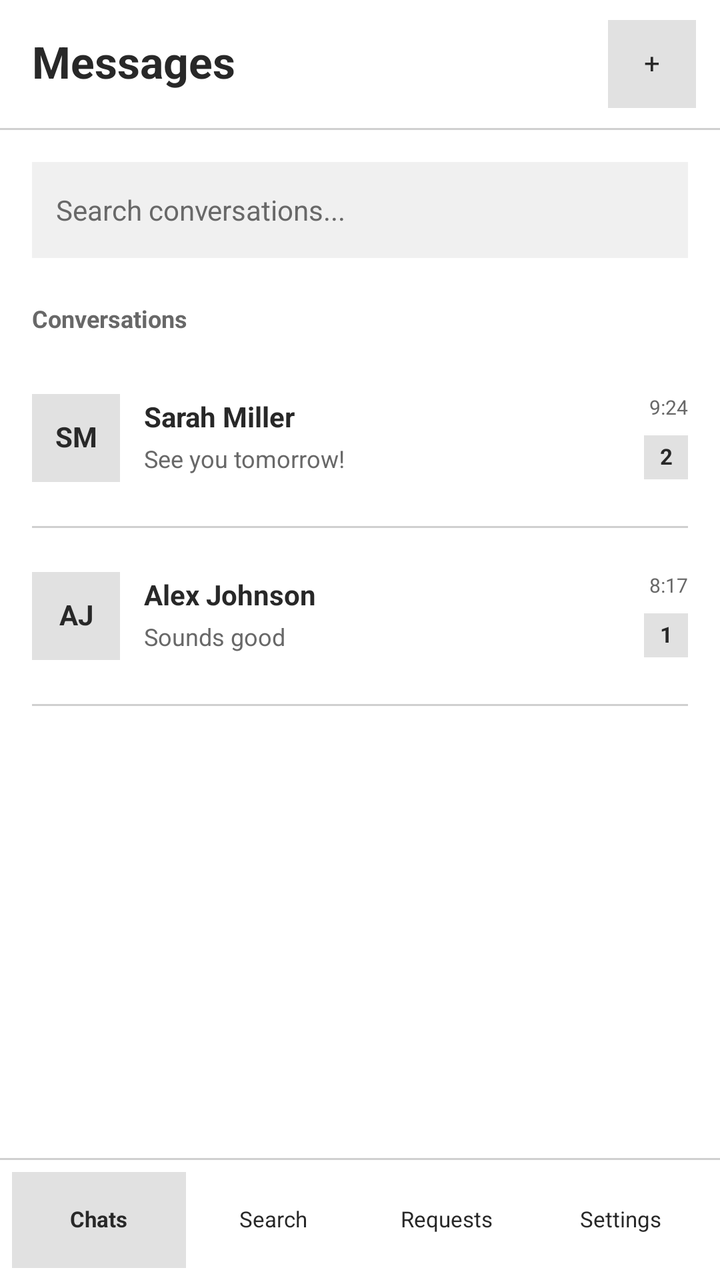
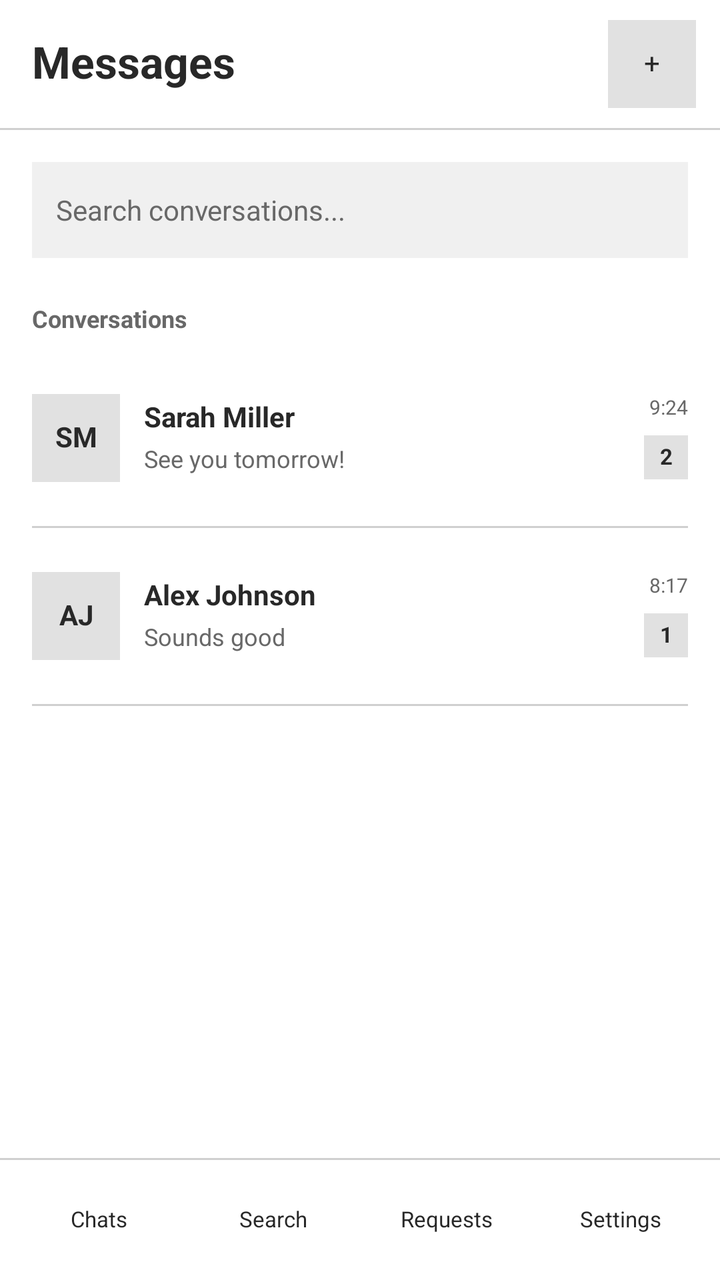

Compare the two renders of this Android layout. The source of the first and the diff that turns it into the second are given below.
<!-- AndroidManifest.xml: application theme Theme.OffGrid -->
<!-- res/layout/screen_contact_list.xml -->
<?xml version="1.0" encoding="utf-8"?>
<LinearLayout
    xmlns:android="http://schemas.android.com/apk/res/android"
    xmlns:tools="http://schemas.android.com/tools"
    android:layout_width="match_parent"
    android:layout_height="match_parent"
    android:id="@+id/contacts_screen"
    android:orientation="vertical"
    android:background="#FFFFFF"
    android:layoutDirection="ltr"
    tools:layout_width="360dp"
    tools:layout_height="720dp"
    tools:ignore="HardcodedText">
    <LinearLayout
        android:layout_width="match_parent"
        android:layout_height="64dp"
        android:orientation="horizontal"
        android:gravity="center_vertical"
        android:paddingStart="16dp"
        android:paddingEnd="12dp">
        <TextView
            android:layout_width="0dp"
            android:layout_height="wrap_content"
            android:text="Messages"
            android:textSize="22sp"
            android:textColor="#282828"
            android:fontFamily="sans-serif"
            android:textStyle="bold"
            android:includeFontPadding="false"
            android:layout_weight="1" />
        <android.widget.Button
            android:layout_width="44dp"
            android:layout_height="44dp"
            android:id="@+id/contacts_new_message"
            android:text="+"
            android:textSize="14sp"
            android:textColor="#282828"
            android:background="#E1E1E1"
            android:backgroundTint="#E1E1E1"
            android:fontFamily="sans-serif"
            android:textAllCaps="false"
            android:textStyle="normal"
            android:gravity="center"
            android:minWidth="0dp"
            android:minHeight="0dp"
            android:padding="8dp"
            android:elevation="0dp"
            android:stateListAnimator="@null"
            android:includeFontPadding="false"
            android:clickable="false"
            android:focusable="false"
            android:contentDescription="New message" />
    </LinearLayout>
    <View
        android:layout_width="match_parent"
        android:layout_height="1dp"
        android:background="#D0D0D0" />
    <ScrollView
        android:layout_width="match_parent"
        android:layout_height="0dp"
        android:layout_weight="1"
        android:fillViewport="true"
        android:scrollbars="none">
        <LinearLayout
            android:layout_width="match_parent"
            android:layout_height="wrap_content"
            android:id="@+id/contacts_content"
            android:orientation="vertical"
            android:padding="16dp">
            <android.widget.EditText
                android:layout_width="match_parent"
                android:layout_height="48dp"
                android:id="@+id/contacts_search"
                android:hint="Search conversations..."
                android:inputType="textFilter"
                android:textSize="14sp"
                android:textColor="#282828"
                android:textColorHint="#686868"
                android:background="#F0F0F0"
                android:backgroundTint="#F0F0F0"
                android:fontFamily="sans-serif"
                android:paddingStart="12dp"
                android:paddingEnd="12dp"
                android:paddingTop="8dp"
                android:paddingBottom="8dp"
                android:gravity="center_vertical"
                android:singleLine="true"
                android:minWidth="0dp"
                android:minHeight="0dp"
                android:focusable="false"
                android:focusableInTouchMode="false"
                android:clickable="false"
                android:longClickable="false"
                android:cursorVisible="false"
                android:importantForAutofill="no"
                android:saveEnabled="false"
                android:contentDescription="Search conversations" />
            <TextView
                android:layout_width="match_parent"
                android:layout_height="wrap_content"
                android:text="Conversations"
                android:textSize="12sp"
                android:textColor="#686868"
                android:fontFamily="sans-serif"
                android:textStyle="bold"
                android:includeFontPadding="false"
                android:layout_marginTop="24dp"
                android:layout_marginBottom="8dp" />
            <LinearLayout
                android:layout_width="match_parent"
                android:layout_height="88dp"
                android:id="@+id/contacts_sarah"
                android:orientation="horizontal"
                android:gravity="center_vertical">
                <TextView
                    android:layout_width="44dp"
                    android:layout_height="44dp"
                    android:text="SM"
                    android:textSize="14sp"
                    android:textColor="#282828"
                    android:fontFamily="sans-serif"
                    android:textStyle="bold"
                    android:includeFontPadding="false"
                    android:gravity="center"
                    android:background="#E1E1E1" />
                <LinearLayout
                    android:layout_width="0dp"
                    android:layout_height="wrap_content"
                    android:orientation="vertical"
                    android:layout_weight="1"
                    android:layout_marginStart="12dp">
                    <TextView
                        android:layout_width="match_parent"
                        android:layout_height="wrap_content"
                        android:text="Sarah Miller"
                        android:textSize="14sp"
                        android:textColor="#282828"
                        android:fontFamily="sans-serif"
                        android:textStyle="bold"
                        android:includeFontPadding="false"
                        android:maxLines="1"
                        android:ellipsize="end" />
                    <TextView
                        android:layout_width="match_parent"
                        android:layout_height="wrap_content"
                        android:text="See you tomorrow!"
                        android:textSize="12sp"
                        android:textColor="#686868"
                        android:fontFamily="sans-serif"
                        android:textStyle="normal"
                        android:includeFontPadding="false"
                        android:layout_marginTop="6dp"
                        android:maxLines="1"
                        android:ellipsize="end" />
                </LinearLayout>
                <LinearLayout
                    android:layout_width="36dp"
                    android:layout_height="wrap_content"
                    android:orientation="vertical"
                    android:gravity="end"
                    android:layout_marginStart="4dp">
                    <TextView
                        android:layout_width="wrap_content"
                        android:layout_height="wrap_content"
                        android:text="9:24"
                        android:textSize="10sp"
                        android:textColor="#686868"
                        android:fontFamily="sans-serif"
                        android:textStyle="normal"
                        android:includeFontPadding="false" />
                    <TextView
                        android:layout_width="22dp"
                        android:layout_height="22dp"
                        android:text="2"
                        android:textSize="11sp"
                        android:textColor="#282828"
                        android:fontFamily="sans-serif"
                        android:textStyle="bold"
                        android:includeFontPadding="false"
                        android:gravity="center"
                        android:background="#E1E1E1"
                        android:layout_marginTop="8dp" />
                </LinearLayout>
            </LinearLayout>
            <View
                android:layout_width="match_parent"
                android:layout_height="1dp"
                android:background="#D0D0D0" />
            <LinearLayout
                android:layout_width="match_parent"
                android:layout_height="88dp"
                android:id="@+id/contacts_alex"
                android:orientation="horizontal"
                android:gravity="center_vertical">
                <TextView
                    android:layout_width="44dp"
                    android:layout_height="44dp"
                    android:text="AJ"
                    android:textSize="14sp"
                    android:textColor="#282828"
                    android:fontFamily="sans-serif"
                    android:textStyle="bold"
                    android:includeFontPadding="false"
                    android:gravity="center"
                    android:background="#E1E1E1" />
                <LinearLayout
                    android:layout_width="0dp"
                    android:layout_height="wrap_content"
                    android:orientation="vertical"
                    android:layout_weight="1"
                    android:layout_marginStart="12dp">
                    <TextView
                        android:layout_width="match_parent"
                        android:layout_height="wrap_content"
                        android:text="Alex Johnson"
                        android:textSize="14sp"
                        android:textColor="#282828"
                        android:fontFamily="sans-serif"
                        android:textStyle="bold"
                        android:includeFontPadding="false"
                        android:maxLines="1"
                        android:ellipsize="end" />
                    <TextView
                        android:layout_width="match_parent"
                        android:layout_height="wrap_content"
                        android:text="Sounds good"
                        android:textSize="12sp"
                        android:textColor="#686868"
                        android:fontFamily="sans-serif"
                        android:textStyle="normal"
                        android:includeFontPadding="false"
                        android:layout_marginTop="6dp"
                        android:maxLines="1"
                        android:ellipsize="end" />
                </LinearLayout>
                <LinearLayout
                    android:layout_width="36dp"
                    android:layout_height="wrap_content"
                    android:orientation="vertical"
                    android:gravity="end"
                    android:layout_marginStart="4dp">
                    <TextView
                        android:layout_width="wrap_content"
                        android:layout_height="wrap_content"
                        android:text="8:17"
                        android:textSize="10sp"
                        android:textColor="#686868"
                        android:fontFamily="sans-serif"
                        android:textStyle="normal"
                        android:includeFontPadding="false" />
                    <TextView
                        android:layout_width="22dp"
                        android:layout_height="22dp"
                        android:text="1"
                        android:textSize="11sp"
                        android:textColor="#282828"
                        android:fontFamily="sans-serif"
                        android:textStyle="bold"
                        android:includeFontPadding="false"
                        android:gravity="center"
                        android:background="#E1E1E1"
                        android:layout_marginTop="8dp" />
                </LinearLayout>
            </LinearLayout>
            <View
                android:layout_width="match_parent"
                android:layout_height="1dp"
                android:background="#D0D0D0" />
        </LinearLayout>
    </ScrollView>
    <View
        android:layout_width="match_parent"
        android:layout_height="1dp"
        android:background="#D0D0D0" />
    <LinearLayout
        android:layout_width="match_parent"
        android:layout_height="60dp"
        android:orientation="horizontal"
        android:gravity="center_vertical"
        android:padding="6dp">
        <android.widget.Button
            android:layout_width="0dp"
            android:layout_height="48dp"
            android:id="@+id/contacts_tab_chats"
            android:text="Chats"
            android:textSize="11sp"
            android:textColor="#282828"
            android:background="#E1E1E1"
            android:backgroundTint="#E1E1E1"
            android:fontFamily="sans-serif"
            android:textAllCaps="false"
            android:textStyle="bold"
            android:gravity="center"
            android:minWidth="0dp"
            android:minHeight="0dp"
            android:padding="2dp"
            android:elevation="0dp"
            android:stateListAnimator="@null"
            android:includeFontPadding="false"
            android:clickable="false"
            android:focusable="false"
            android:layout_weight="1" />
        <android.widget.Button
            android:layout_width="0dp"
            android:layout_height="48dp"
            android:id="@+id/contacts_tab_search"
            android:text="Search"
            android:textSize="11sp"
            android:textColor="#282828"
            android:background="#FFFFFF"
            android:backgroundTint="#FFFFFF"
            android:fontFamily="sans-serif"
            android:textAllCaps="false"
            android:textStyle="normal"
            android:gravity="center"
            android:minWidth="0dp"
            android:minHeight="0dp"
            android:padding="2dp"
            android:elevation="0dp"
            android:stateListAnimator="@null"
            android:includeFontPadding="false"
            android:clickable="false"
            android:focusable="false"
            android:layout_weight="1" />
        <android.widget.Button
            android:layout_width="0dp"
            android:layout_height="48dp"
            android:id="@+id/contacts_tab_requests"
            android:text="Requests"
            android:textSize="11sp"
            android:textColor="#282828"
            android:background="#FFFFFF"
            android:backgroundTint="#FFFFFF"
            android:fontFamily="sans-serif"
            android:textAllCaps="false"
            android:textStyle="normal"
            android:gravity="center"
            android:minWidth="0dp"
            android:minHeight="0dp"
            android:padding="2dp"
            android:elevation="0dp"
            android:stateListAnimator="@null"
            android:includeFontPadding="false"
            android:clickable="false"
            android:focusable="false"
            android:layout_weight="1" />
        <android.widget.Button
            android:layout_width="0dp"
            android:layout_height="48dp"
            android:id="@+id/contacts_tab_settings"
            android:text="Settings"
            android:textSize="11sp"
            android:textColor="#282828"
            android:background="#FFFFFF"
            android:backgroundTint="#FFFFFF"
            android:fontFamily="sans-serif"
            android:textAllCaps="false"
            android:textStyle="normal"
            android:gravity="center"
            android:minWidth="0dp"
            android:minHeight="0dp"
            android:padding="2dp"
            android:elevation="0dp"
            android:stateListAnimator="@null"
            android:includeFontPadding="false"
            android:clickable="false"
            android:focusable="false"
            android:layout_weight="1" />
    </LinearLayout>
</LinearLayout>
<!-- resources referenced by this layout -->
<resources>
  <style name="Theme.OffGrid" parent="Base.Theme.OffGrid" />
  <style name="Base.Theme.OffGrid" parent="Theme.Material3.Light.NoActionBar">
          <item name="android:fontFamily">sans-serif</item>
          <item name="android:windowBackground">@color/offgrid_background</item>
          <item name="colorSurface">@color/offgrid_background</item>
          <item name="colorOnSurface">@color/offgrid_text</item>
          <item name="colorOnSurfaceVariant">@color/offgrid_text_secondary</item>
          <item name="colorPrimary">@color/offgrid_text</item>
          <item name="colorOnPrimary">@color/offgrid_background</item>
          <item name="android:colorAccent">@color/offgrid_text</item>
          <item name="android:windowLightStatusBar">true</item>
          <item name="android:windowLightNavigationBar">true</item>
      </style>
  <color name="offgrid_background">#FFFFFF</color>
  <color name="offgrid_text">#282828</color>
  <color name="offgrid_text_secondary">#686868</color>
</resources>

<!-- the commit's change to res/layout/screen_contact_list.xml (unified diff, before → after) -->
@@ -6,7 +6,7 @@
     android:layout_height="match_parent"
     android:id="@+id/contacts_screen"
     android:orientation="vertical"
-    android:background="#FFFFFF"
+    android:background="@color/offgrid_background"
     android:layoutDirection="ltr"
     tools:layout_width="360dp"
     tools:layout_height="720dp"
@@ -23,7 +23,7 @@
             android:layout_height="wrap_content"
             android:text="Messages"
             android:textSize="22sp"
-            android:textColor="#282828"
+            android:textColor="@color/offgrid_text"
             android:fontFamily="sans-serif"
             android:textStyle="bold"
             android:includeFontPadding="false"
@@ -34,9 +34,9 @@
             android:id="@+id/contacts_new_message"
             android:text="+"
             android:textSize="14sp"
-            android:textColor="#282828"
-            android:background="#E1E1E1"
-            android:backgroundTint="#E1E1E1"
+            android:textColor="@color/offgrid_text"
+            android:background="@color/offgrid_button"
+            android:backgroundTint="@color/offgrid_button"
             android:fontFamily="sans-serif"
             android:textAllCaps="false"
             android:textStyle="normal"
@@ -54,7 +54,7 @@
     <View
         android:layout_width="match_parent"
         android:layout_height="1dp"
-        android:background="#D0D0D0" />
+        android:background="@color/offgrid_divider" />
     <ScrollView
         android:layout_width="match_parent"
         android:layout_height="0dp"
@@ -74,10 +74,10 @@
                 android:hint="Search conversations..."
                 android:inputType="textFilter"
                 android:textSize="14sp"
-                android:textColor="#282828"
-                android:textColorHint="#686868"
-                android:background="#F0F0F0"
-                android:backgroundTint="#F0F0F0"
+                android:textColor="@color/offgrid_text"
+                android:textColorHint="@color/offgrid_text_secondary"
+                android:background="@color/offgrid_field"
+                android:backgroundTint="@color/offgrid_field"
                 android:fontFamily="sans-serif"
                 android:paddingStart="12dp"
                 android:paddingEnd="12dp"
@@ -100,7 +100,7 @@
                 android:layout_height="wrap_content"
                 android:text="Conversations"
                 android:textSize="12sp"
-                android:textColor="#686868"
+                android:textColor="@color/offgrid_text_secondary"
                 android:fontFamily="sans-serif"
                 android:textStyle="bold"
                 android:includeFontPadding="false"
@@ -110,6 +110,9 @@
                 android:layout_width="match_parent"
                 android:layout_height="88dp"
                 android:id="@+id/contacts_sarah"
+                android:clickable="true"
+                android:focusable="true"
+                android:background="?android:attr/selectableItemBackground"
                 android:orientation="horizontal"
                 android:gravity="center_vertical">
                 <TextView
@@ -117,12 +120,12 @@
                     android:layout_height="44dp"
                     android:text="SM"
                     android:textSize="14sp"
-                    android:textColor="#282828"
+                    android:textColor="@color/offgrid_text"
                     android:fontFamily="sans-serif"
                     android:textStyle="bold"
                     android:includeFontPadding="false"
                     android:gravity="center"
-                    android:background="#E1E1E1" />
+                    android:background="@color/offgrid_button" />
                 <LinearLayout
                     android:layout_width="0dp"
                     android:layout_height="wrap_content"
@@ -134,7 +137,7 @@
                         android:layout_height="wrap_content"
                         android:text="Sarah Miller"
                         android:textSize="14sp"
-                        android:textColor="#282828"
+                        android:textColor="@color/offgrid_text"
                         android:fontFamily="sans-serif"
                         android:textStyle="bold"
                         android:includeFontPadding="false"
@@ -145,7 +148,7 @@
                         android:layout_height="wrap_content"
                         android:text="See you tomorrow!"
                         android:textSize="12sp"
-                        android:textColor="#686868"
+                        android:textColor="@color/offgrid_text_secondary"
                         android:fontFamily="sans-serif"
                         android:textStyle="normal"
                         android:includeFontPadding="false"
@@ -164,7 +167,7 @@
                         android:layout_height="wrap_content"
                         android:text="9:24"
                         android:textSize="10sp"
-                        android:textColor="#686868"
+                        android:textColor="@color/offgrid_text_secondary"
                         android:fontFamily="sans-serif"
                         android:textStyle="normal"
                         android:includeFontPadding="false" />
@@ -173,23 +176,26 @@
                         android:layout_height="22dp"
                         android:text="2"
                         android:textSize="11sp"
-                        android:textColor="#282828"
+                        android:textColor="@color/offgrid_text"
                         android:fontFamily="sans-serif"
                         android:textStyle="bold"
                         android:includeFontPadding="false"
                         android:gravity="center"
-                        android:background="#E1E1E1"
+                        android:background="@color/offgrid_button"
                         android:layout_marginTop="8dp" />
                 </LinearLayout>
             </LinearLayout>
             <View
                 android:layout_width="match_parent"
                 android:layout_height="1dp"
-                android:background="#D0D0D0" />
+                android:background="@color/offgrid_divider" />
             <LinearLayout
                 android:layout_width="match_parent"
                 android:layout_height="88dp"
                 android:id="@+id/contacts_alex"
+                android:clickable="true"
+                android:focusable="true"
+                android:background="?android:attr/selectableItemBackground"
                 android:orientation="horizontal"
                 android:gravity="center_vertical">
                 <TextView
@@ -197,12 +203,12 @@
                     android:layout_height="44dp"
                     android:text="AJ"
                     android:textSize="14sp"
-                    android:textColor="#282828"
+                    android:textColor="@color/offgrid_text"
                     android:fontFamily="sans-serif"
                     android:textStyle="bold"
                     android:includeFontPadding="false"
                     android:gravity="center"
-                    android:background="#E1E1E1" />
+                    android:background="@color/offgrid_button" />
                 <LinearLayout
                     android:layout_width="0dp"
                     android:layout_height="wrap_content"
@@ -214,7 +220,7 @@
                         android:layout_height="wrap_content"
                         android:text="Alex Johnson"
                         android:textSize="14sp"
-                        android:textColor="#282828"
+                        android:textColor="@color/offgrid_text"
                         android:fontFamily="sans-serif"
                         android:textStyle="bold"
                         android:includeFontPadding="false"
@@ -225,7 +231,7 @@
                         android:layout_height="wrap_content"
                         android:text="Sounds good"
                         android:textSize="12sp"
-                        android:textColor="#686868"
+                        android:textColor="@color/offgrid_text_secondary"
                         android:fontFamily="sans-serif"
                         android:textStyle="normal"
                         android:includeFontPadding="false"
@@ -244,7 +250,7 @@
                         android:layout_height="wrap_content"
                         android:text="8:17"
                         android:textSize="10sp"
-                        android:textColor="#686868"
+                        android:textColor="@color/offgrid_text_secondary"
                         android:fontFamily="sans-serif"
                         android:textStyle="normal"
                         android:includeFontPadding="false" />
@@ -253,118 +259,58 @@
                         android:layout_height="22dp"
                         android:text="1"
                         android:textSize="11sp"
-                        android:textColor="#282828"
+                        android:textColor="@color/offgrid_text"
                         android:fontFamily="sans-serif"
                         android:textStyle="bold"
                         android:includeFontPadding="false"
                         android:gravity="center"
-                        android:background="#E1E1E1"
+                        android:background="@color/offgrid_button"
                         android:layout_marginTop="8dp" />
                 </LinearLayout>
             </LinearLayout>
             <View
                 android:layout_width="match_parent"
                 android:layout_height="1dp"
-                android:background="#D0D0D0" />
+                android:background="@color/offgrid_divider" />
         </LinearLayout>
     </ScrollView>
     <View
         android:layout_width="match_parent"
         android:layout_height="1dp"
-        android:background="#D0D0D0" />
-    <LinearLayout
-        android:layout_width="match_parent"
-        android:layout_height="60dp"
-        android:orientation="horizontal"
-        android:gravity="center_vertical"
-        android:padding="6dp">
-        <android.widget.Button
-            android:layout_width="0dp"
-            android:layout_height="48dp"
-            android:id="@+id/contacts_tab_chats"
-            android:text="Chats"
-            android:textSize="11sp"
-            android:textColor="#282828"
-            android:background="#E1E1E1"
-            android:backgroundTint="#E1E1E1"
-            android:fontFamily="sans-serif"
-            android:textAllCaps="false"
-            android:textStyle="bold"
-            android:gravity="center"
-            android:minWidth="0dp"
-            android:minHeight="0dp"
-            android:padding="2dp"
-            android:elevation="0dp"
-            android:stateListAnimator="@null"
-            android:includeFontPadding="false"
-            android:clickable="false"
-            android:focusable="false"
-            android:layout_weight="1" />
-        <android.widget.Button
-            android:layout_width="0dp"
-            android:layout_height="48dp"
-            android:id="@+id/contacts_tab_search"
-            android:text="Search"
-            android:textSize="11sp"
-            android:textColor="#282828"
-            android:background="#FFFFFF"
-            android:backgroundTint="#FFFFFF"
-            android:fontFamily="sans-serif"
-            android:textAllCaps="false"
-            android:textStyle="normal"
-            android:gravity="center"
-            android:minWidth="0dp"
-            android:minHeight="0dp"
-            android:padding="2dp"
-            android:elevation="0dp"
-            android:stateListAnimator="@null"
-            android:includeFontPadding="false"
-            android:clickable="false"
-            android:focusable="false"
-            android:layout_weight="1" />
-        <android.widget.Button
-            android:layout_width="0dp"
-            android:layout_height="48dp"
-            android:id="@+id/contacts_tab_requests"
-            android:text="Requests"
-            android:textSize="11sp"
-            android:textColor="#282828"
-            android:background="#FFFFFF"
-            android:backgroundTint="#FFFFFF"
-            android:fontFamily="sans-serif"
-            android:textAllCaps="false"
-            android:textStyle="normal"
-            android:gravity="center"
-            android:minWidth="0dp"
-            android:minHeight="0dp"
-            android:padding="2dp"
-            android:elevation="0dp"
-            android:stateListAnimator="@null"
-            android:includeFontPadding="false"
-            android:clickable="false"
-            android:focusable="false"
-            android:layout_weight="1" />
-        <android.widget.Button
-            android:layout_width="0dp"
-            android:layout_height="48dp"
-            android:id="@+id/contacts_tab_settings"
-            android:text="Settings"
-            android:textSize="11sp"
-            android:textColor="#282828"
-            android:background="#FFFFFF"
-            android:backgroundTint="#FFFFFF"
-            android:fontFamily="sans-serif"
-            android:textAllCaps="false"
-            android:textStyle="normal"
-            android:gravity="center"
-            android:minWidth="0dp"
-            android:minHeight="0dp"
-            android:padding="2dp"
-            android:elevation="0dp"
-            android:stateListAnimator="@null"
-            android:includeFontPadding="false"
-            android:clickable="false"
-            android:focusable="false"
-            android:layout_weight="1" />
-    </LinearLayout>
+        android:background="@color/offgrid_divider" />
+    <include
+        android:id="@+id/bottomNavigation"
+        layout="@layout/bottom_navigation"
+        android:layout_width="match_parent"
+        android:layout_height="60dp" />
 </LinearLayout>
+<!-- res/layout/bottom_navigation.xml (included above) -->
+<?xml version="1.0" encoding="utf-8"?>
+<LinearLayout xmlns:android="http://schemas.android.com/apk/res/android"
+    android:layout_width="match_parent"
+    android:layout_height="60dp"
+    android:background="@color/offgrid_background"
+    android:orientation="horizontal"
+    android:gravity="center_vertical"
+    android:padding="6dp">
+
+    <android.widget.Button
+        android:id="@+id/tab_chats"
+        style="@style/Widget.OffGrid.TabButton"
+        android:text="@string/tab_chats" />
+
+    <android.widget.Button
+        android:id="@+id/tab_search"
+        style="@style/Widget.OffGrid.TabButton"
+        android:text="@string/tab_search" />
+
+    <android.widget.Button
+        android:id="@+id/tab_requests"
+        style="@style/Widget.OffGrid.TabButton"
+        android:text="@string/tab_requests" />
+
+    <android.widget.Button
+        android:id="@+id/tab_settings"
+        style="@style/Widget.OffGrid.TabButton"
+        android:text="@string/tab_settings" />
+</LinearLayout>
<!-- resource entries referenced after the edit -->
@@ -1,6 +1,34 @@
 <!-- resources referenced by this layout -->
 <resources>
   <style name="Theme.OffGrid" parent="Base.Theme.OffGrid" />
+  <style name="Widget.OffGrid.ActionButton" parent="@android:style/Widget.Button">
+          <item name="android:layout_width">match_parent</item>
+          <item name="android:layout_height">48dp</item>
+          <item name="android:background">@color/offgrid_button</item>
+          <item name="android:backgroundTint">@color/offgrid_button</item>
+          <item name="android:textColor">@color/offgrid_text</item>
+          <item name="android:textSize">14sp</item>
+          <item name="android:fontFamily">sans-serif</item>
+          <item name="android:textAllCaps">false</item>
+          <item name="android:textStyle">normal</item>
+          <item name="android:gravity">center</item>
+          <item name="android:minWidth">0dp</item>
+          <item name="android:minHeight">0dp</item>
+          <item name="android:padding">8dp</item>
+          <item name="android:elevation">0dp</item>
+          <item name="android:stateListAnimator">@null</item>
+          <item name="android:includeFontPadding">false</item>
+          <item name="android:clickable">true</item>
+          <item name="android:focusable">true</item>
+      </style>
+  <!-- drawable bg_navigation_tab (drawable) -->
+  <?xml version="1.0" encoding="utf-8"?>
+  <selector xmlns:android="http://schemas.android.com/apk/res/android">
+      <item android:state_selected="true" android:drawable="@color/offgrid_button" />
+      <item android:state_pressed="true" android:drawable="@color/offgrid_field" />
+      <item android:state_focused="true" android:drawable="@color/offgrid_field" />
+      <item android:drawable="@color/offgrid_background" />
+  </selector>
   <style name="Base.Theme.OffGrid" parent="Theme.Material3.Light.NoActionBar">
           <item name="android:fontFamily">sans-serif</item>
           <item name="android:windowBackground">@color/offgrid_background</item>
@@ -14,7 +42,22 @@
           <item name="android:windowLightNavigationBar">true</item>
       </style>
   <color name="offgrid_background">#FFFFFF</color>
+  <color name="offgrid_button">#E1E1E1</color>
+  <color name="offgrid_divider">#D0D0D0</color>
+  <color name="offgrid_field">#F0F0F0</color>
   <color name="offgrid_text">#282828</color>
   <color name="offgrid_text_secondary">#686868</color>
+  <string name="tab_chats">Chats</string>
+  <string name="tab_requests">Requests</string>
+  <string name="tab_search">Search</string>
+  <string name="tab_settings">Settings</string>
+  <style name="Widget.OffGrid.TabButton" parent="Widget.OffGrid.ActionButton">
+          <item name="android:layout_width">0dp</item>
+          <item name="android:layout_weight">1</item>
+          <item name="android:background">@drawable/bg_navigation_tab</item>
+          <item name="android:backgroundTint">@null</item>
+          <item name="android:textSize">11sp</item>
+          <item name="android:padding">2dp</item>
+      </style>
 </resources>
 
